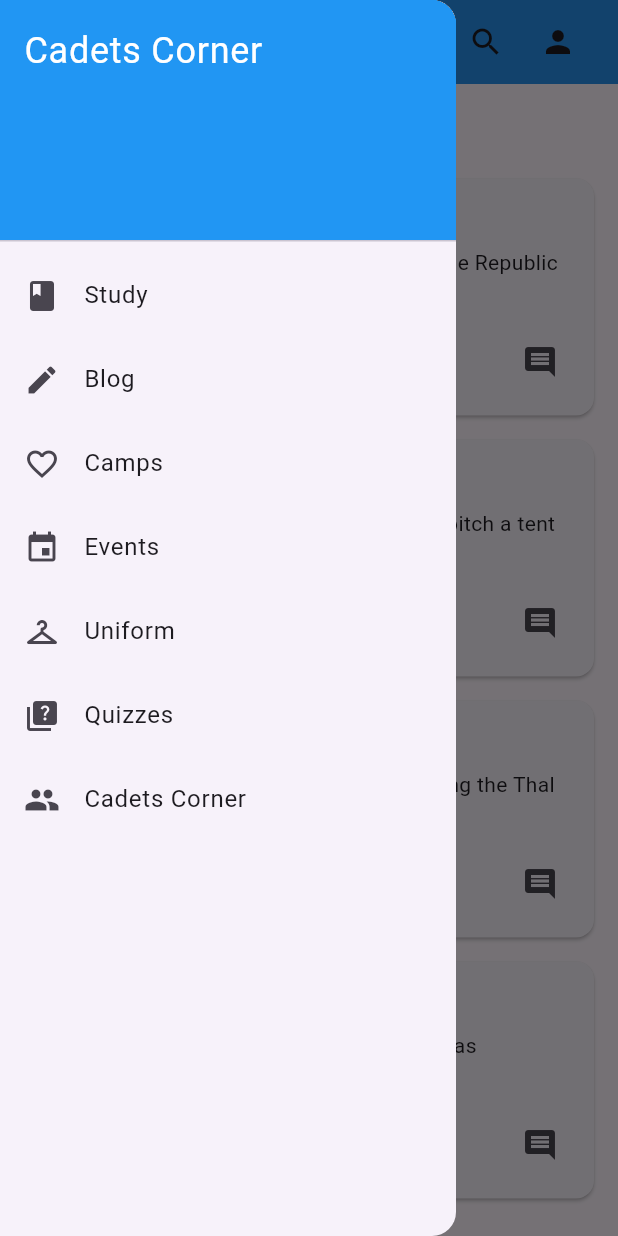
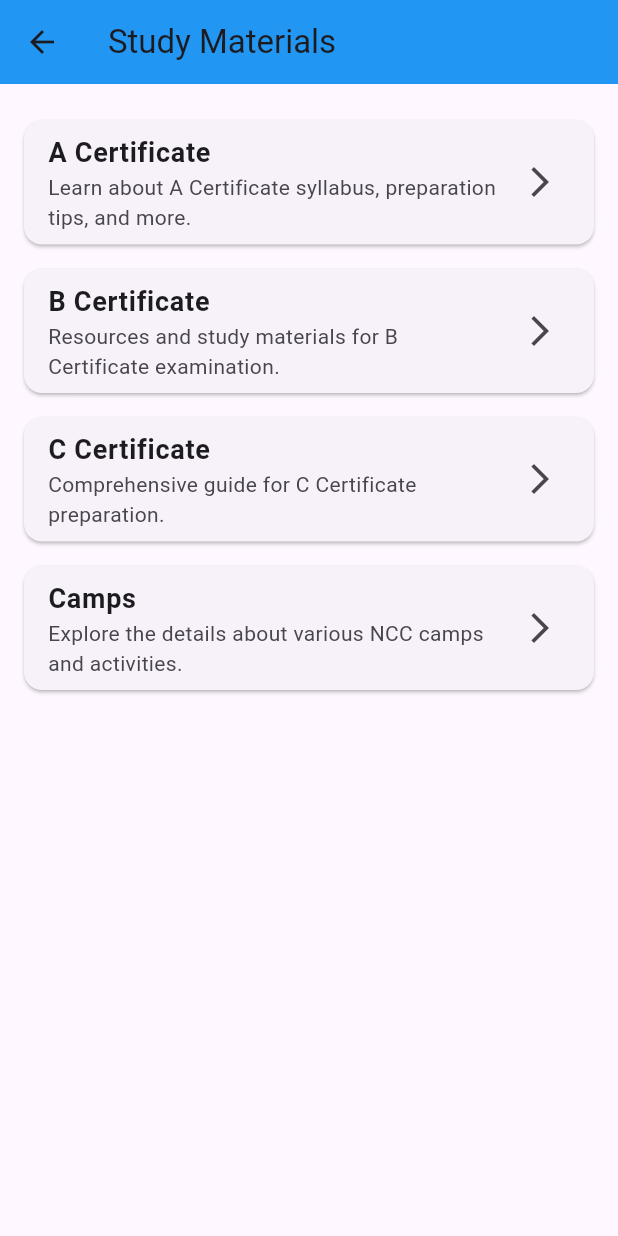
Before and after one commit to abdulfarhath/NCC-mobile-app, a Flutter app: the screen it shows after launch, in the side drawer, after a tap on "Study", on a phone screen of 412 x 824 dp. Run offline on Flutter 3.47's test engine with Material 3 defaults, Android fonts, the phone set to English and light mode, and no system bars.

Commit message:
study page

```diff
--- a/cadets_corner_app/lib/main.dart
+++ b/cadets_corner_app/lib/main.dart
@@ -1,4 +1,5 @@
 import 'package:flutter/material.dart';
+import './study.dart';
 
 void main() {
   runApp(NCCApp());
@@ -98,6 +99,10 @@ class _HomePageState extends State<HomePage> {
               leading: Icon(Icons.book),
               title: Text('Study'),
               onTap: () {
+                Navigator.push(
+                  context,
+                  MaterialPageRoute(builder: (context) => StudyPage()),
+                );
                 // Navigate to Study page
               },
             ),
--- a/cadets_corner_app/lib/study.dart
+++ b/cadets_corner_app/lib/study.dart
@@ -0,0 +1,86 @@
+import 'package:flutter/material.dart';
+
+class StudyPage extends StatelessWidget {
+  final List<Map<String, String>> categories = [
+    {
+      "title": "A Certificate",
+      "description":
+          "Learn about A Certificate syllabus, preparation tips, and more."
+    },
+    {
+      "title": "B Certificate",
+      "description":
+          "Resources and study materials for B Certificate examination."
+    },
+    {
+      "title": "C Certificate",
+      "description": "Comprehensive guide for C Certificate preparation."
+    },
+    {
+      "title": "Camps",
+      "description":
+          "Explore the details about various NCC camps and activities."
+    },
+  ];
+
+  @override
+  Widget build(BuildContext context) {
+    return Scaffold(
+      appBar: AppBar(
+        title: Text('Study Materials'),
+        backgroundColor: Colors.blue,
+      ),
+      body: Padding(
+        padding: const EdgeInsets.all(16.0),
+        child: ListView.builder(
+          itemCount: categories.length,
+          itemBuilder: (context, index) {
+            return Card(
+              margin: EdgeInsets.symmetric(vertical: 8.0),
+              child: ListTile(
+                title: Text(
+                  categories[index]["title"]!,
+                  style: TextStyle(fontSize: 18, fontWeight: FontWeight.bold),
+                ),
+                subtitle: Text(categories[index]["description"]!),
+                trailing: Icon(Icons.arrow_forward_ios),
+                onTap: () {
+                  // Navigate to a detailed page for the category
+                  Navigator.push(
+                    context,
+                    MaterialPageRoute(
+                      builder: (context) => CategoryDetailPage(
+                          title: categories[index]["title"]!),
+                    ),
+                  );
+                },
+              ),
+            );
+          },
+        ),
+      ),
+    );
+  }
+}
+
+class CategoryDetailPage extends StatelessWidget {
+  final String title;
+
+  CategoryDetailPage({required this.title});
+
+  @override
+  Widget build(BuildContext context) {
+    return Scaffold(
+      appBar: AppBar(
+        title: Text(title),
+        backgroundColor: Colors.blue,
+      ),
+      body: Center(
+        child: Text(
+          '$title Details Coming Soon!',
+          style: TextStyle(fontSize: 18),
+        ),
+      ),
+    );
+  }
+}
```
